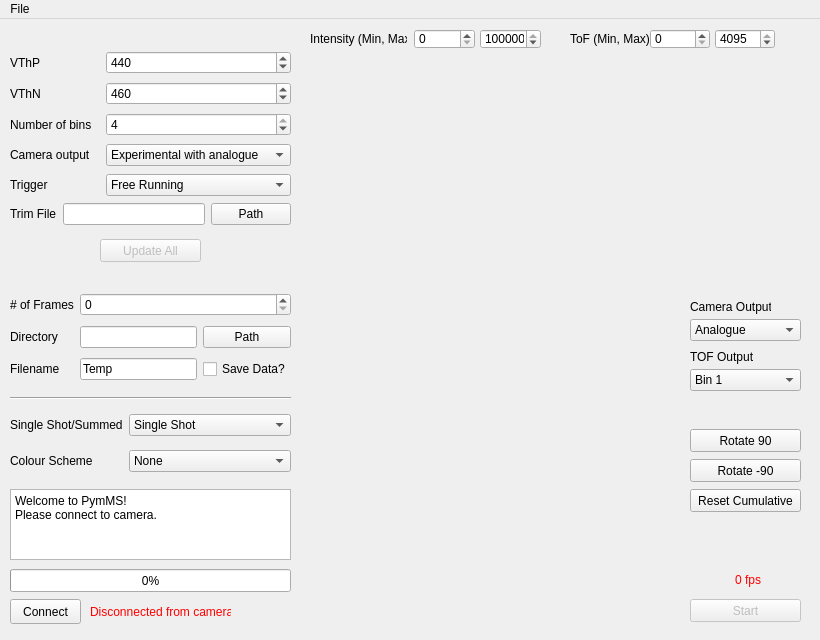
First picture: the form in image.ui, repository jrjfeath/PyMMS, before the edit.
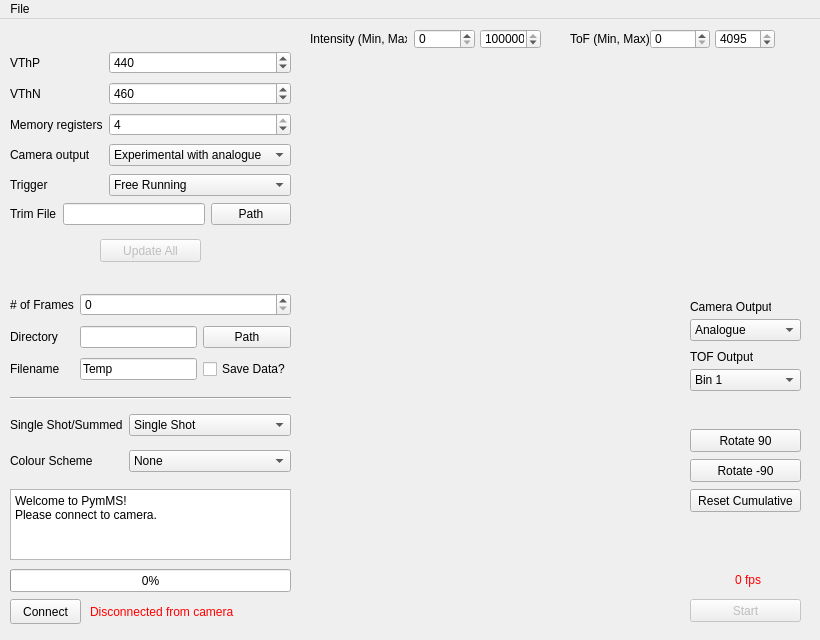
Second picture: the form after the edit.

The edit to the form file:
```diff
--- a/image.ui
+++ b/image.ui
@@ -146,7 +146,7 @@
      <item row="3" column="0">
       <widget class="QLabel" name="label_16">
        <property name="text">
-        <string>Number of bins</string>
+        <string>Memory registers</string>
        </property>
       </widget>
      </item>
@@ -452,7 +452,7 @@
      <rect>
       <x>90</x>
       <y>580</y>
-      <width>141</width>
+      <width>151</width>
       <height>25</height>
      </rect>
     </property>
```
